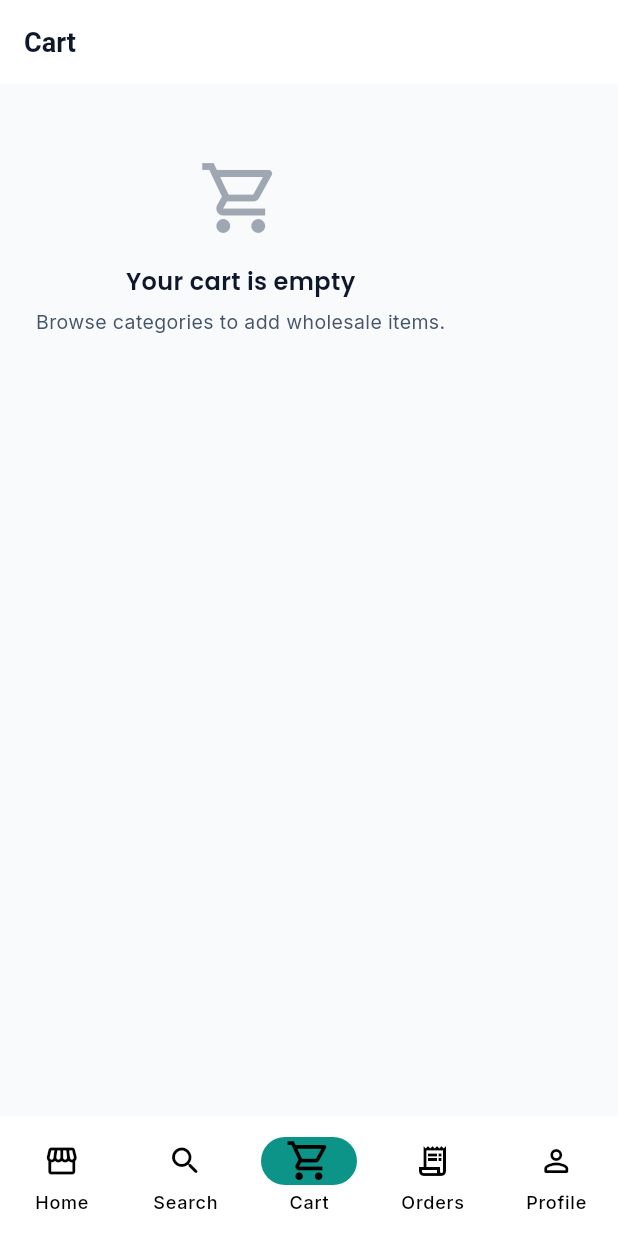
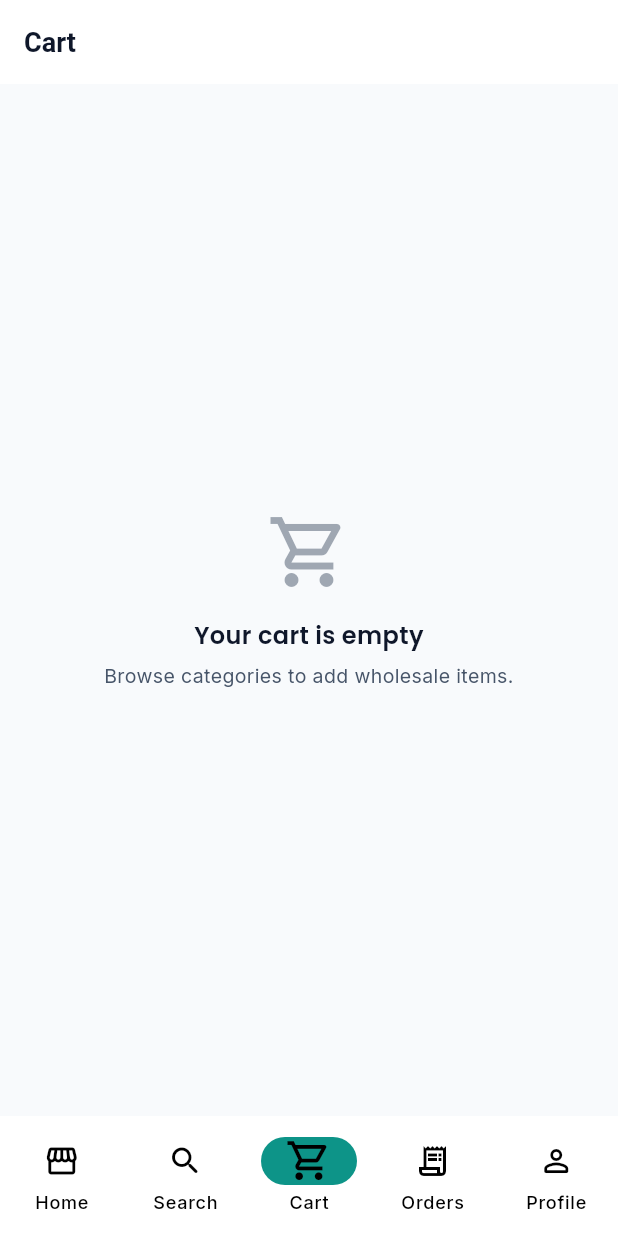
Before and after one commit to 10Niranjan/Jyoti-Traders, a Flutter app: the CartScreen screen opened by its route, on a phone screen of 412 x 824 dp. Run offline on Flutter 3.47's test engine with Material 3 defaults, Android fonts, the phone set to English and light mode, and no system bars; drawn by our look-alikes of badges, flutter_animate; our stand-ins replace cached_network_image, carousel_slider, cloud_firestore, dio, equatable, firebase_auth and 13 more; accounts and stored records are empty.

Commit message:
fix(ui): center the shared empty-state widget
EmptyStateWidget (used by Cart, Search, and 8 other screens) never
centered itself - it shrink-wrapped to its own width and sat flush-left
with only its padding offsetting it, instead of centering on screen.
Wrapping it in a single Center fixes the "empty cart"/"no results"
alignment on every screen that uses it, not just the two reported.

Co-Authored-By: Claude Sonnet 5 <noreply@anthropic.com>

```diff
--- a/lib/shared/widgets/empty_state_widget.dart
+++ b/lib/shared/widgets/empty_state_widget.dart
@@ -20,7 +20,8 @@ class EmptyStateWidget extends StatelessWidget {
   @override
   Widget build(BuildContext context) {
     final isDark = Theme.of(context).brightness == Brightness.dark;
-    return Padding(
+    return Center(
+      child: Padding(
         padding: const EdgeInsets.symmetric(vertical: 48, horizontal: 24),
         child: Column(
           mainAxisSize: MainAxisSize.min,
@@ -49,6 +50,7 @@ class EmptyStateWidget extends StatelessWidget {
             ],
           ],
         ),
+      ),
     );
   }
 }
```
Lines whose indentation alone changed are shown as unchanged.
